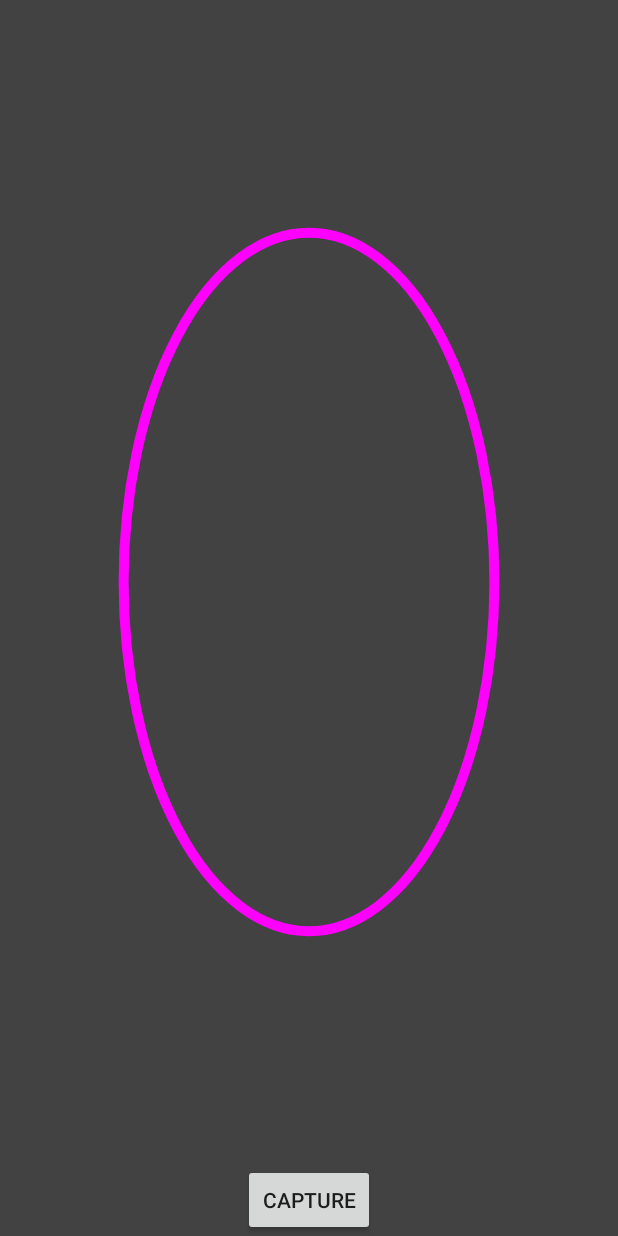
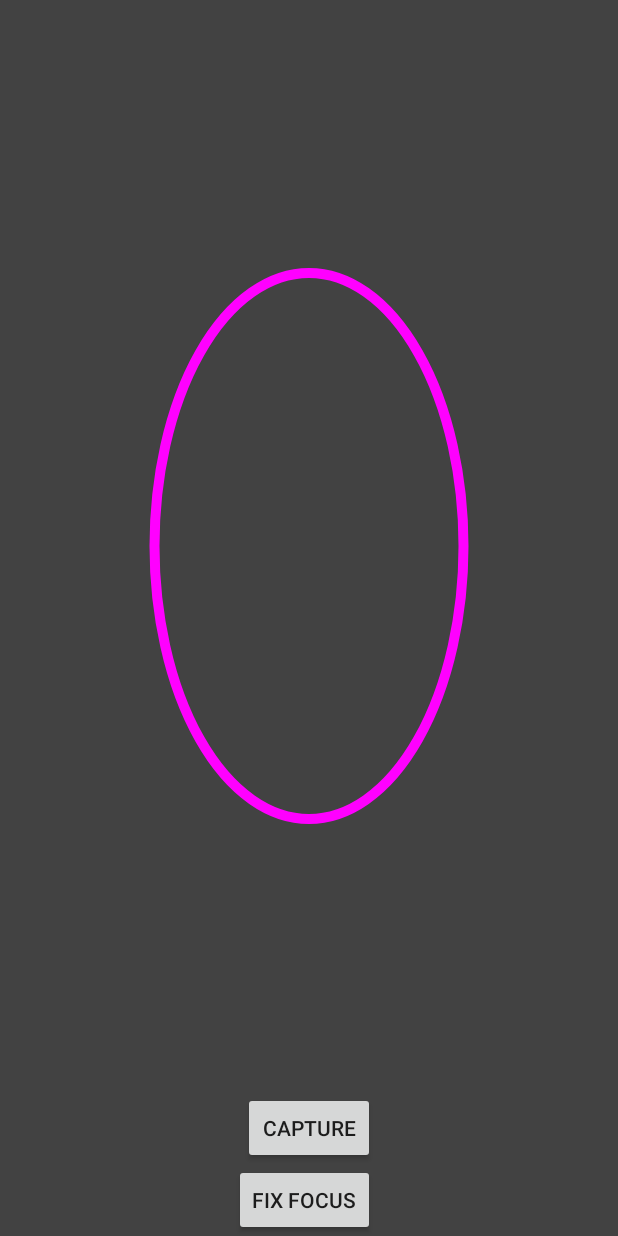
Before and after one commit to jorenham/fingerblox, an Android app: the layout main.xml on its own in the app's theme, with its tools: preview values and no code run, on a phone screen of 412 x 824 dp. Run offline under Robolectric (Android 15) with nearby library versions, the light colour scheme and no system bars.

Commit message:
Added fixed focus toggle
Set fixed picture size

```diff
--- a/FingerBlox/app/src/main/java/org/fingerblox/fingerblox/CameraOverlayView.java
+++ b/FingerBlox/app/src/main/java/org/fingerblox/fingerblox/CameraOverlayView.java
@@ -9,7 +9,7 @@
 import android.view.View;
 
 public class CameraOverlayView extends View {
-    public final static float PADDING = 0.2f;
+    public final static float PADDING = 0.25f;
 
     private Paint borderPaint = new Paint();
     private Paint innerPaint = new Paint();
--- a/FingerBlox/app/src/main/java/org/fingerblox/fingerblox/ImageProcessing.java
+++ b/FingerBlox/app/src/main/java/org/fingerblox/fingerblox/ImageProcessing.java
@@ -53,9 +53,9 @@
         Mat skeleton = getSkeletonImage(floated, rows, cols);
 
         // Rotate the image back to original orientation
-        for(int i=0; i<3; i++) {
-            skeleton = rotateImage(skeleton);
-        }
+        //for(int i=0; i<4; i++) {
+        //    skeleton = rotateImage(skeleton);
+        //}
 
         return mat2Bitmap(skeleton);
     }
--- a/FingerBlox/app/src/main/res/layout/main.xml
+++ b/FingerBlox/app/src/main/res/layout/main.xml
@@ -17,11 +17,22 @@
         android:layout_height="wrap_content"
         android:layout_above="@+id/btn_takepicture"
         android:layout_alignParentTop="true" />
+
     <Button
         android:id="@+id/btn_takepicture"
         android:layout_width="wrap_content"
         android:layout_height="wrap_content"
+        android:layout_above="@+id/btn_fixfocus"
+        android:layout_centerHorizontal="true"
+        android:text="@string/capture"
+        android:visibility="visible" />
+
+    <Button
+        android:id="@+id/btn_fixfocus"
+        android:layout_width="wrap_content"
+        android:layout_height="wrap_content"
+        android:text="Fix Focus"
+        android:visibility="visible"
         android:layout_alignParentBottom="true"
-        android:layout_centerHorizontal="true"
-        android:text="@string/capture" />
+        android:layout_alignEnd="@+id/btn_takepicture" />
 </RelativeLayout>
```
Also changed, not shown: FingerBlox/app/src/main/java/org/fingerblox/fingerblox/CameraView.java (+12 -1 lines), FingerBlox/app/src/main/java/org/fingerblox/fingerblox/MainActivity.java (+8 -0 lines).
